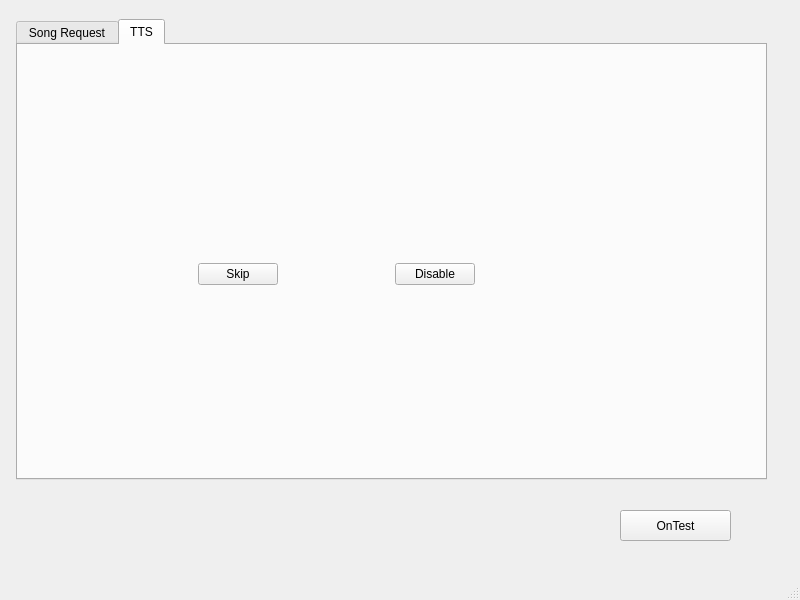
Before: the Qt Designer form MainWindow.ui in InclementDab/Twitch-Bot, drawn with Qt 5.
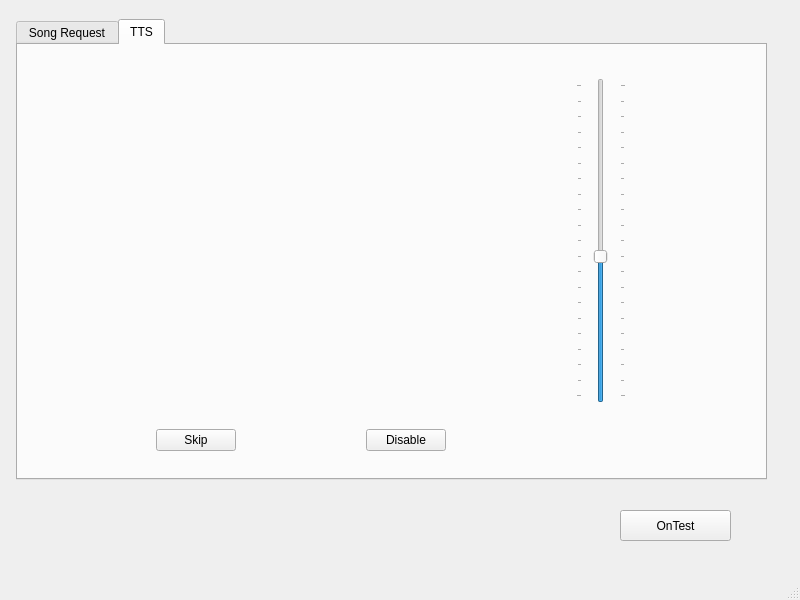
After: the same form once the commit is applied.

Diff of the .ui file:
```diff
--- a/MainWindow.ui
+++ b/MainWindow.ui
@@ -232,14 +232,27 @@
       <widget class="QWidget" name="horizontalLayoutWidget">
        <property name="geometry">
         <rect>
-         <x>70</x>
-         <y>160</y>
-         <width>501</width>
-         <height>141</height>
+         <x>10</x>
+         <y>10</y>
+         <width>731</width>
+         <height>421</height>
         </rect>
        </property>
-       <layout class="QHBoxLayout" name="horizontalLayout_3">
-        <item>
+       <layout class="QGridLayout" name="gridLayout_5">
+        <property name="horizontalSpacing">
+         <number>1</number>
+        </property>
+        <property name="verticalSpacing">
+         <number>2</number>
+        </property>
+        <item row="4" column="2">
+         <widget class="QLabel" name="ttsVolumeNumber">
+          <property name="text">
+           <string/>
+          </property>
+         </widget>
+        </item>
+        <item row="4" column="0">
          <widget class="QPushButton" name="ttsSkipButton">
           <property name="maximumSize">
            <size>
@@ -252,7 +265,41 @@
           </property>
          </widget>
         </item>
-        <item>
+        <item row="3" column="2">
+         <widget class="QSlider" name="ttsVolumeSlider">
+          <property name="sizePolicy">
+           <sizepolicy hsizetype="Preferred" vsizetype="Expanding">
+            <horstretch>0</horstretch>
+            <verstretch>0</verstretch>
+           </sizepolicy>
+          </property>
+          <property name="maximumSize">
+           <size>
+            <width>50</width>
+            <height>325</height>
+           </size>
+          </property>
+          <property name="maximum">
+           <number>100</number>
+          </property>
+          <property name="sliderPosition">
+           <number>45</number>
+          </property>
+          <property name="orientation">
+           <enum>Qt::Vertical</enum>
+          </property>
+          <property name="invertedControls">
+           <bool>false</bool>
+          </property>
+          <property name="tickPosition">
+           <enum>QSlider::TicksBothSides</enum>
+          </property>
+          <property name="tickInterval">
+           <number>5</number>
+          </property>
+         </widget>
+        </item>
+        <item row="4" column="1">
          <widget class="QPushButton" name="ttsEnableButton">
           <property name="maximumSize">
            <size>
```
Left out of the diff: 8 changed lines with no effect on the pictures.
